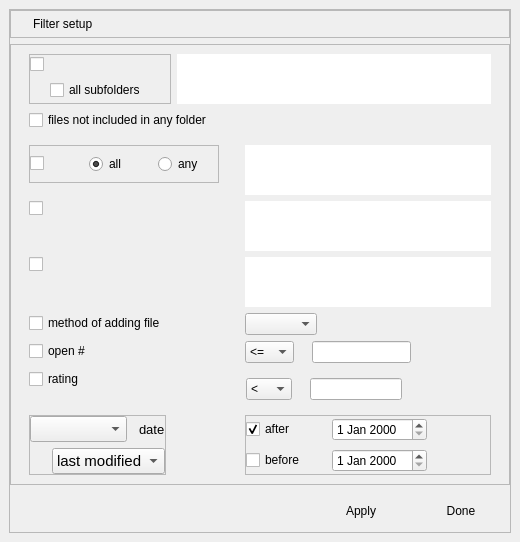
Qt form src/widgets/set_filter.ui (Michal-D4/fileo) before a commit.
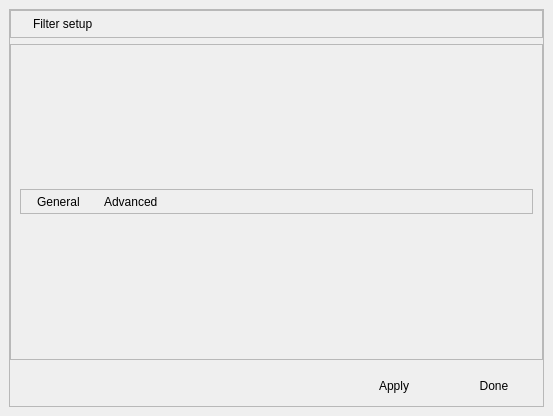
The same form after that commit.

The edit to the form file:
```diff
--- a/src/widgets/set_filter.ui
+++ b/src/widgets/set_filter.ui
@@ -6,8 +6,8 @@
    <rect>
     <x>0</x>
     <y>0</y>
-    <width>520</width>
-    <height>523</height>
+    <width>553</width>
+    <height>416</height>
    </rect>
   </property>
   <property name="windowTitle">
@@ -45,10 +45,22 @@
        <number>0</number>
       </property>
       <property name="bottomMargin">
-       <number>9</number>
+       <number>0</number>
       </property>
       <item>
        <widget class="QFrame" name="ttl_frame">
+        <property name="sizePolicy">
+         <sizepolicy hsizetype="Preferred" vsizetype="Fixed">
+          <horstretch>0</horstretch>
+          <verstretch>0</verstretch>
+         </sizepolicy>
+        </property>
+        <property name="minimumSize">
+         <size>
+          <width>0</width>
+          <height>27</height>
+         </size>
+        </property>
         <property name="frameShape">
          <enum>QFrame::StyledPanel</enum>
         </property>
@@ -98,678 +110,85 @@
           <number>9</number>
          </property>
          <property name="bottomMargin">
-          <number>9</number>
+          <number>0</number>
          </property>
          <item>
-          <widget class="QFrame" name="fileref">
-           <layout class="QVBoxLayout" name="filesLayout">
+          <widget class="QFrame" name="labels">
+           <property name="sizePolicy">
+            <sizepolicy hsizetype="Preferred" vsizetype="Fixed">
+             <horstretch>0</horstretch>
+             <verstretch>0</verstretch>
+            </sizepolicy>
+           </property>
+           <property name="minimumSize">
+            <size>
+             <width>0</width>
+             <height>25</height>
+            </size>
+           </property>
+           <property name="frameShape">
+            <enum>QFrame::StyledPanel</enum>
+           </property>
+           <property name="frameShadow">
+            <enum>QFrame::Raised</enum>
+           </property>
+           <layout class="QHBoxLayout" name="horizontalLayout">
+            <property name="spacing">
+             <number>24</number>
+            </property>
+            <property name="leftMargin">
+             <number>16</number>
+            </property>
+            <property name="topMargin">
+             <number>0</number>
+            </property>
+            <property name="bottomMargin">
+             <number>0</number>
+            </property>
             <item>
-             <layout class="QHBoxLayout" name="horizontalLayout_4" stretch="0,1">
-              <property name="spacing">
-               <number>6</number>
+             <widget class="QLabel" name="gen_lab">
+              <property name="text">
+               <string>General</string>
               </property>
-              <item>
-               <widget class="QFrame" name="frameDir">
-                <property name="frameShape">
-                 <enum>QFrame::StyledPanel</enum>
-                </property>
-                <property name="frameShadow">
-                 <enum>QFrame::Raised</enum>
-                </property>
-                <layout class="QVBoxLayout" name="VLayoutDir">
-                 <property name="leftMargin">
-                  <number>0</number>
-                 </property>
-                 <property name="topMargin">
-                  <number>0</number>
-                 </property>
-                 <property name="rightMargin">
-                  <number>0</number>
-                 </property>
-                 <property name="bottomMargin">
-                  <number>0</number>
-                 </property>
-                 <item>
-                  <widget class="QCheckBox" name="selected_dir">
-                   <property name="checked">
-                    <bool>false</bool>
-                   </property>
-                   <attribute name="buttonGroup">
-                    <string notr="true">file_buttons</string>
-                   </attribute>
-                  </widget>
-                 </item>
-                 <item>
-                  <layout class="QHBoxLayout" name="HLayoutSubDir">
-                   <item>
-                    <spacer name="horizontalSpacer">
-                     <property name="orientation">
-                      <enum>Qt::Horizontal</enum>
-                     </property>
-                     <property name="sizeType">
-                      <enum>QSizePolicy::Fixed</enum>
-                     </property>
-                     <property name="sizeHint" stdset="0">
-                      <size>
-                       <width>20</width>
-                       <height>20</height>
-                      </size>
-                     </property>
-                    </spacer>
-                   </item>
-                   <item>
-                    <widget class="QCheckBox" name="subDirs">
-                     <property name="minimumSize">
-                      <size>
-                       <width>120</width>
-                       <height>0</height>
-                      </size>
-                     </property>
-                     <property name="text">
-                      <string>all subfolders</string>
-                     </property>
-                    </widget>
-                   </item>
-                  </layout>
-                 </item>
-                </layout>
-               </widget>
-              </item>
-              <item>
-               <widget class="QPlainTextEdit" name="dir_list">
-                <property name="minimumSize">
-                 <size>
-                  <width>0</width>
-                  <height>50</height>
-                 </size>
-                </property>
-                <property name="maximumSize">
-                 <size>
-                  <width>16777215</width>
-                  <height>50</height>
-                 </size>
-                </property>
-                <property name="frameShape">
-                 <enum>QFrame::NoFrame</enum>
-                </property>
-                <property name="frameShadow">
-                 <enum>QFrame::Plain</enum>
-                </property>
-                <property name="readOnly">
-                 <bool>true</bool>
-                </property>
-               </widget>
-              </item>
-             </layout>
+             </widget>
             </item>
             <item>
-             <widget class="QCheckBox" name="no_folder">
+             <widget class="QLabel" name="adv_lab">
               <property name="text">
-               <string>files not included in any folder</string>
+               <string>Advanced</string>
               </property>
               <attribute name="buttonGroup">
                <string notr="true">file_buttons</string>
               </attribute>
              </widget>
             </item>
+            <item>
+             <spacer name="horizontalSpacer">
+              <property name="orientation">
+               <enum>Qt::Horizontal</enum>
+              </property>
+              <property name="sizeHint" stdset="0">
+               <size>
+                <width>40</width>
+                <height>20</height>
+               </size>
+              </property>
+             </spacer>
+            </item>
            </layout>
           </widget>
          </item>
-         <item>
-          <layout class="QFormLayout" name="formLayout">
-           <property name="fieldGrowthPolicy">
-            <enum>QFormLayout::ExpandingFieldsGrow</enum>
-           </property>
-           <property name="leftMargin">
-            <number>9</number>
-           </property>
-           <property name="topMargin">
-            <number>0</number>
-           </property>
-           <property name="rightMargin">
-            <number>9</number>
-           </property>
-           <property name="bottomMargin">
-            <number>0</number>
-           </property>
-           <item row="0" column="0">
-            <widget class="QFrame" name="frame_tag">
-             <property name="frameShape">
-              <enum>QFrame::StyledPanel</enum>
-             </property>
-             <property name="frameShadow">
-              <enum>QFrame::Raised</enum>
-             </property>
-             <property name="lineWidth">
-              <number>1</number>
-             </property>
-             <layout class="QHBoxLayout" name="HLayoutTags">
-              <property name="spacing">
-               <number>9</number>
-              </property>
-              <property name="leftMargin">
-               <number>0</number>
-              </property>
-              <property name="topMargin">
-               <number>0</number>
-              </property>
-              <property name="rightMargin">
-               <number>0</number>
-              </property>
-              <property name="bottomMargin">
-               <number>0</number>
-              </property>
-              <item>
-               <widget class="QCheckBox" name="selected_tag">
-                <property name="minimumSize">
-                 <size>
-                  <width>50</width>
-                  <height>0</height>
-                 </size>
-                </property>
-                <property name="checked">
-                 <bool>false</bool>
-                </property>
-               </widget>
-              </item>
-              <item>
-               <widget class="QRadioButton" name="all_btn">
-                <property name="minimumSize">
-                 <size>
-                  <width>60</width>
-                  <height>0</height>
-                 </size>
-                </property>
-                <property name="text">
-                 <string>all</string>
-                </property>
-                <property name="checked">
-                 <bool>true</bool>
-                </property>
-                <attribute name="buttonGroup">
-                 <string notr="true">tag_buttons</string>
-                </attribute>
-               </widget>
-              </item>
-              <item>
-               <widget class="QRadioButton" name="any_btn">
-                <property name="minimumSize">
-                 <size>
-                  <width>60</width>
-                  <height>0</height>
-                 </size>
-                </property>
-                <property name="text">
-                 <string>any</string>
-                </property>
-                <attribute name="buttonGroup">
-                 <string notr="true">tag_buttons</string>
-                </attribute>
-               </widget>
-              </item>
-             </layout>
-            </widget>
-           </item>
-           <item row="0" column="1">
-            <widget class="QPlainTextEdit" name="tag_list">
-             <property name="sizePolicy">
-              <sizepolicy hsizetype="Expanding" vsizetype="Fixed">
-               <horstretch>0</horstretch>
-               <verstretch>0</verstretch>
-              </sizepolicy>
-             </property>
-             <property name="maximumSize">
-              <size>
-               <width>16777215</width>
-               <height>50</height>
-              </size>
-             </property>
-             <property name="frameShape">
-              <enum>QFrame::NoFrame</enum>
-             </property>
-             <property name="frameShadow">
-              <enum>QFrame::Plain</enum>
-             </property>
-             <property name="readOnly">
-              <bool>true</bool>
-             </property>
-            </widget>
-           </item>
-           <item row="1" column="0">
-            <widget class="QCheckBox" name="selected_ext"/>
-           </item>
-           <item row="1" column="1">
-            <widget class="QPlainTextEdit" name="ext_list">
-             <property name="sizePolicy">
-              <sizepolicy hsizetype="Expanding" vsizetype="Fixed">
-               <horstretch>0</horstretch>
-               <verstretch>0</verstretch>
-              </sizepolicy>
-             </property>
-             <property name="maximumSize">
-              <size>
-               <width>16777215</width>
-               <height>50</height>
-              </size>
-             </property>
-             <property name="frameShape">
-              <enum>QFrame::NoFrame</enum>
-             </property>
-             <property name="frameShadow">
-              <enum>QFrame::Plain</enum>
-             </property>
-             <property name="readOnly">
-              <bool>true</bool>
-             </property>
-            </widget>
-           </item>
-           <item row="2" column="0">
-            <widget class="QCheckBox" name="selected_author"/>
-           </item>
-           <item row="2" column="1">
-            <widget class="QPlainTextEdit" name="author_list">
-             <property name="sizePolicy">
-              <sizepolicy hsizetype="Expanding" vsizetype="Fixed">
-               <horstretch>0</horstretch>
-               <verstretch>0</verstretch>
-              </sizepolicy>
-             </property>
-             <property name="maximumSize">
-              <size>
-               <width>16777215</width>
-               <height>50</height>
-              </size>
-             </property>
-             <property name="frameShape">
-              <enum>QFrame::NoFrame</enum>
-             </property>
-             <property name="frameShadow">
-              <enum>QFrame::Plain</enum>
-             </property>
-             <property name="readOnly">
-              <bool>true</bool>
-             </property>
-            </widget>
-           </item>
-           <item row="4" column="0">
-            <widget class="QCheckBox" name="open_sel">
-             <property name="minimumSize">
-              <size>
-               <width>150</width>
-               <height>0</height>
-              </size>
-             </property>
-             <property name="text">
-              <string>open #</string>
-             </property>
-            </widget>
-           </item>
-           <item row="4" column="1">
-            <layout class="QHBoxLayout" name="HLayoutOpen" stretch="1,0,2,1">
-             <property name="leftMargin">
-              <number>0</number>
-             </property>
-             <item>
-              <widget class="QComboBox" name="open_cond">
-               <item>
-                <property name="text">
-                 <string>&lt;=</string>
-                </property>
-               </item>
-               <item>
-                <property name="text">
-                 <string>&gt;</string>
-                </property>
-               </item>
-              </widget>
-             </item>
-             <item>
-              <spacer name="horizontalSpacer_7">
-               <property name="orientation">
-                <enum>Qt::Horizontal</enum>
-               </property>
-               <property name="sizeType">
-                <enum>QSizePolicy::Fixed</enum>
-               </property>
-               <property name="sizeHint" stdset="0">
-                <size>
-                 <width>12</width>
-                 <height>20</height>
-                </size>
-               </property>
-              </spacer>
-             </item>
-             <item>
-              <widget class="QLineEdit" name="open_edit">
-               <property name="alignment">
-                <set>Qt::AlignCenter</set>
-               </property>
-              </widget>
-             </item>
-             <item>
-              <spacer name="horizontalSpacer_2">
-               <property name="orientation">
-                <enum>Qt::Horizontal</enum>
-               </property>
-               <property name="sizeType">
-                <enum>QSizePolicy::Fixed</enum>
-               </property>
-               <property name="sizeHint" stdset="0">
-                <size>
-                 <width>80</width>
-                 <height>20</height>
-                </size>
-               </property>
-              </spacer>
-             </item>
-            </layout>
-           </item>
-           <item row="5" column="0">
-            <widget class="QCheckBox" name="rating_sel">
-             <property name="minimumSize">
-              <size>
-               <width>150</width>
-               <height>0</height>
-              </size>
-             </property>
-             <property name="text">
-              <string>rating</string>
-             </property>
-            </widget>
-           </item>
-           <item row="6" column="0">
-            <widget class="QFrame" name="date_type_frame">
-             <property name="sizePolicy">
-              <sizepolicy hsizetype="Expanding" vsizetype="Preferred">
-               <horstretch>0</horstretch>
-               <verstretch>0</verstretch>
-              </sizepolicy>
-             </property>
-             <property name="frameShape">
-              <enum>QFrame::StyledPanel</enum>
-             </property>
-             <property name="frameShadow">
-              <enum>QFrame::Raised</enum>
-             </property>
-             <layout class="QVBoxLayout" name="verticalLayout_2">
-              <property name="spacing">
-               <number>6</number>
-              </property>
-              <property name="leftMargin">
-               <number>0</number>
-              </property>
-              <property name="topMargin">
-               <number>0</number>
-              </property>
-              <property name="rightMargin">
-               <number>0</number>
-              </property>
-              <property name="bottomMargin">
-               <number>0</number>
-              </property>
-              <item>
-               <layout class="QHBoxLayout" name="horizontalLayout">
-                <property name="spacing">
-                 <number>12</number>
-                </property>
-                <item>
-                 <widget class="QComboBox" name="date_type">
-                  <property name="sizePolicy">
-                   <sizepolicy hsizetype="Expanding" vsizetype="Preferred">
-                    <horstretch>0</horstretch>
-                    <verstretch>0</verstretch>
-                   </sizepolicy>
-                  </property>
-                  <property name="font">
-                   <font>
-                    <pointsize>11</pointsize>
-                   </font>
-                  </property>
-                 </widget>
-                </item>
-                <item>
-                 <widget class="QLabel" name="label_3">
-                  <property name="font">
-                   <font>
-                    <pointsize>10</pointsize>
-                   </font>
-                  </property>
-                  <property name="text">
-                   <string>date</string>
-                  </property>
-                 </widget>
-                </item>
-               </layout>
-              </item>
-              <item>
-               <layout class="QHBoxLayout" name="horizontalLayout_3">
-                <property name="leftMargin">
-                 <number>9</number>
-                </property>
-                <property name="rightMargin">
-                 <number>0</number>
-                </property>
-                <item>
-                 <widget class="QLabel" name="label">
-                  <property name="text">
-                   <string/>
-                  </property>
-                 </widget>
-                </item>
-                <item>
-                 <widget class="QComboBox" name="note_date_type">
-                  <property name="sizePolicy">
-                   <sizepolicy hsizetype="Expanding" vsizetype="Preferred">
-                    <horstretch>0</horstretch>
-                    <verstretch>0</verstretch>
-                   </sizepolicy>
-                  </property>
-                  <property name="font">
-                   <font>
-                    <pointsize>11</pointsize>
-                   </font>
-                  </property>
-                  <item>
-                   <property name="text">
-                    <string>last modified</string>
-                   </property>
-                  </item>
-                  <item>
-                   <property name="text">
-                    <string>any modified</string>
-                   </property>
-                  </item>
-                  <item>
-                   <property name="text">
-                    <string>last created</string>
-                   </property>
-                  </item>
-                  <item>
-                   <property name="text">
-                    <string>any created</string>
-                   </property>
-                  </item>
-                 </widget>
-                </item>
-               </layout>
-              </item>
-             </layout>
-            </widget>
-           </item>
-           <item row="6" column="1">
-            <widget class="QFrame" name="date_frame">
-             <property name="frameShape">
-              <enum>QFrame::StyledPanel</enum>
-             </property>
-             <property name="frameShadow">
-              <enum>QFrame::Raised</enum>
-             </property>
-             <layout class="QHBoxLayout" name="horizontalLayout_2">
-              <property name="spacing">
-               <number>6</number>
-              </property>
-              <property name="leftMargin">
-               <number>0</number>
-              </property>
-              <property name="topMargin">
-               <number>0</number>
-              </property>
-              <property name="rightMargin">
-               <number>0</number>
-              </property>
-              <property name="bottomMargin">
-               <number>0</number>
-              </property>
-              <item>
-               <layout class="QVBoxLayout" name="verticalLayout_3">
-                <property name="spacing">
-                 <number>6</number>
-                </property>
-                <item>
-                 <layout class="QHBoxLayout" name="HLayoutAfter_2">
-                  <item>
-                   <widget class="QCheckBox" name="after">
-                    <property name="minimumSize">
-                     <size>
-                      <width>80</width>
-                      <height>0</height>
-                     </size>
-                    </property>
-                    <property name="text">
-                     <string>after</string>
-                    </property>
-                    <property name="checked">
-                     <bool>true</bool>
-                    </property>
-                   </widget>
-                  </item>
-                  <item>
-                   <widget class="QDateEdit" name="after_date"/>
-                  </item>
-                 </layout>
-                </item>
-                <item>
-                 <layout class="QHBoxLayout" name="HLayoutBefore_2">
-                  <item>
-                   <widget class="QCheckBox" name="before">
-                    <property name="text">
-                     <string>before</string>
-                    </property>
-                   </widget>
-                  </item>
-                  <item>
-                   <widget class="QDateEdit" name="before_date"/>
-                  </item>
-                 </layout>
-                </item>
-               </layout>
-              </item>
-              <item>
-               <spacer name="horizontalSpacer_6">
-                <property name="orientation">
-                 <enum>Qt::Horizontal</enum>
-                </property>
-                <property name="sizeHint" stdset="0">
-                 <size>
-                  <width>40</width>
-                  <height>20</height>
-                 </size>
-                </property>
-               </spacer>
-              </item>
-             </layout>
-            </widget>
-           </item>
-           <item row="3" column="0">
-            <widget class="QCheckBox" name="add_method">
-             <property name="minimumSize">
-              <size>
-               <width>210</width>
-               <height>0</height>
-              </size>
-             </property>
-             <property name="text">
-              <string>method of adding file</string>
-             </property>
-            </widget>
-           </item>
-           <item row="3" column="1">
-            <widget class="QComboBox" name="how_added"/>
-           </item>
-           <item row="5" column="1">
-            <widget class="QFrame" name="rating_frame">
-             <layout class="QHBoxLayout" name="HLayoutRating" stretch="1,0,2,1">
-              <property name="leftMargin">
-               <number>1</number>
-              </property>
-              <item>
-               <widget class="QComboBox" name="rating_cond">
-                <item>
-                 <property name="text">
-                  <string>&lt;</string>
-                 </property>
-                </item>
-                <item>
-                 <property name="text">
-                  <string>=</string>
-                 </property>
-                </item>
-                <item>
-                 <property name="text">
-                  <string>&gt;</string>
-                 </property>
-                </item>
-               </widget>
-              </item>
-              <item>
-               <spacer name="horizontalSpacer_8">
-                <property name="orientation">
-                 <enum>Qt::Horizontal</enum>
-                </property>
-                <property name="sizeType">
-                 <enum>QSizePolicy::Fixed</enum>
-                </property>
-                <property name="sizeHint" stdset="0">
-                 <size>
-                  <width>12</width>
-                  <height>20</height>
-                 </size>
-                </property>
-               </spacer>
-              </item>
-              <item>
-               <widget class="QLineEdit" name="rating_edit">
-                <property name="alignment">
-                 <set>Qt::AlignCenter</set>
-                </property>
-               </widget>
-              </item>
-              <item>
-               <spacer name="horizontalSpacer_3">
-                <property name="orientation">
-                 <enum>Qt::Horizontal</enum>
-                </property>
-                <property name="sizeType">
-                 <enum>QSizePolicy::Fixed</enum>
-                </property>
-                <property name="sizeHint" stdset="0">
-                 <size>
-                  <width>80</width>
-                  <height>20</height>
-                 </size>
-                </property>
-               </spacer>
-              </item>
-             </layout>
-            </widget>
-           </item>
-          </layout>
-         </item>
         </layout>
        </widget>
       </item>
       <item>
        <widget class="QFrame" name="buttons">
+        <property name="sizePolicy">
+         <sizepolicy hsizetype="Preferred" vsizetype="Fixed">
+          <horstretch>0</horstretch>
+          <verstretch>0</verstretch>
+         </sizepolicy>
+        </property>
         <layout class="QHBoxLayout" name="buttonsLayout">
          <property name="spacing">
           <number>20</number>
@@ -784,7 +203,7 @@
           <number>9</number>
          </property>
          <property name="bottomMargin">
-          <number>1</number>
+          <number>9</number>
          </property>
          <item>
           <spacer name="horizontalSpacer_5">
```
Left out of the diff: 15 changed lines with no effect on the pictures.
